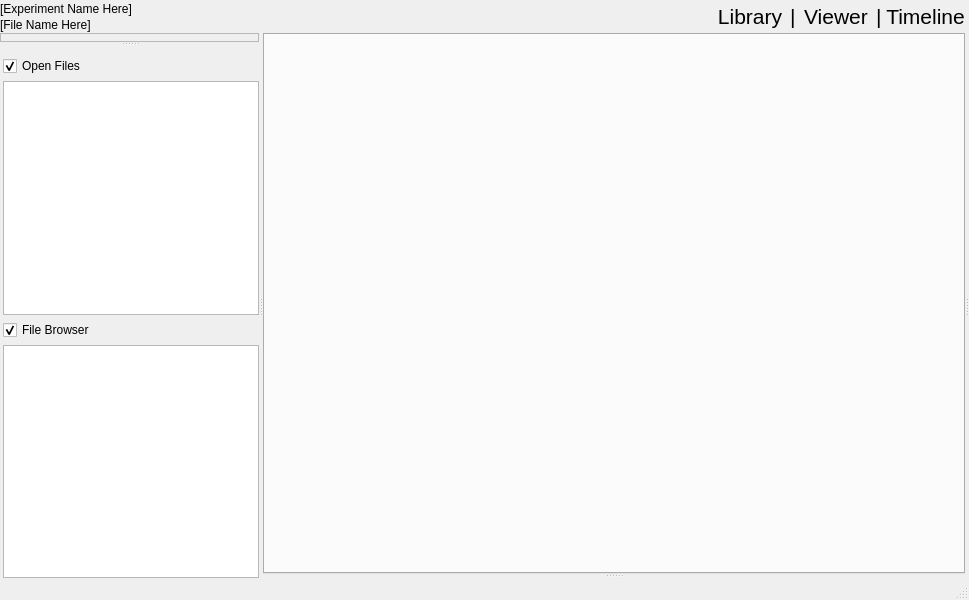
ronpandolfi/Xi-cam, file gui/mainwindow.ui: the form before one commit.
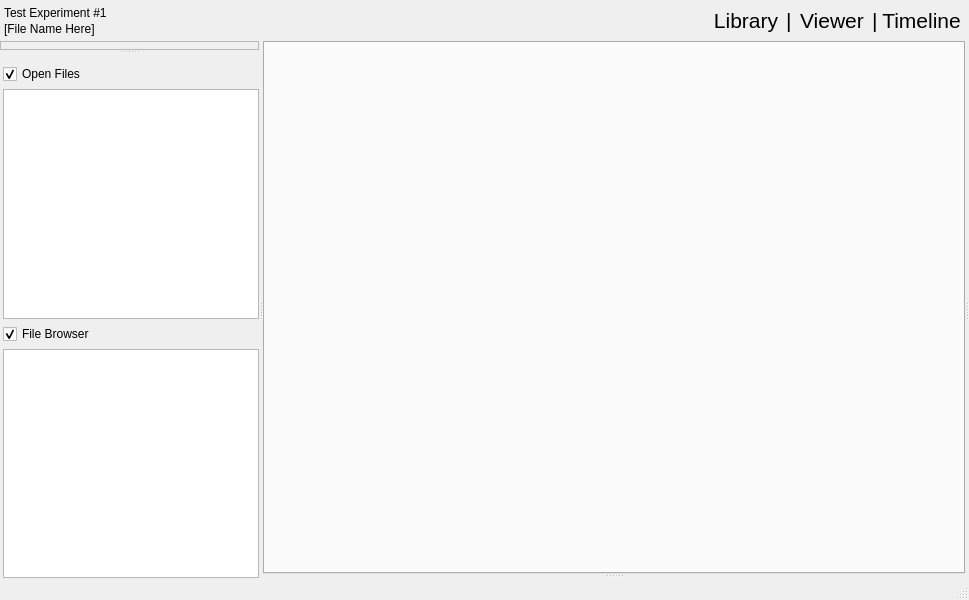
The form after the commit. Icons and pictures are not drawn.

```diff
--- a/gui/mainwindow.ui
+++ b/gui/mainwindow.ui
@@ -50,19 +50,19 @@
       <item>
        <layout class="QHBoxLayout" name="modemenu">
         <property name="spacing">
-         <number>0</number>
+         <number>-1</number>
         </property>
         <property name="leftMargin">
-         <number>0</number>
+         <number>4</number>
         </property>
         <property name="topMargin">
-         <number>0</number>
+         <number>4</number>
         </property>
         <property name="rightMargin">
-         <number>0</number>
+         <number>4</number>
         </property>
         <property name="bottomMargin">
-         <number>0</number>
+         <number>4</number>
         </property>
         <item>
          <layout class="QVBoxLayout" name="verticalLayout_6">
@@ -72,7 +72,7 @@
           <item>
            <widget class="QLabel" name="label_2">
             <property name="text">
-             <string>[Experiment Name Here]</string>
+             <string>Test Experiment #1</string>
             </property>
            </widget>
           </item>
```
Left out of the diff: 48 changed lines with no effect on the pictures.
